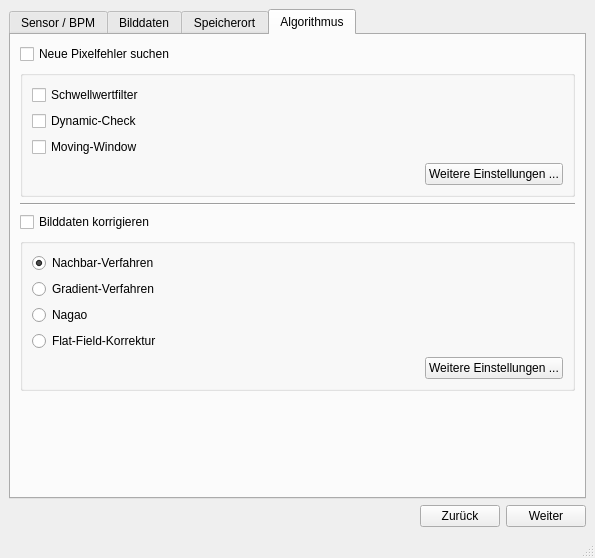
Before: the Qt Designer form badPixelMainWindow.ui in TrandyAndy/Bad-Pixel, drawn with Qt 5.
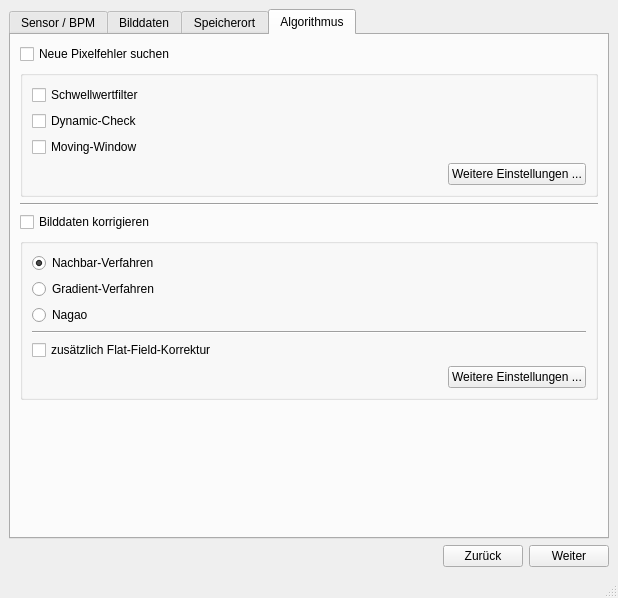
After: the same form once the commit is applied. The open tabs and pages were chosen to show the change.

What changed in the file:
```diff
--- a/badPixelMainWindow.ui
+++ b/badPixelMainWindow.ui
@@ -6,8 +6,8 @@
    <rect>
     <x>0</x>
     <y>0</y>
-    <width>595</width>
-    <height>558</height>
+    <width>618</width>
+    <height>598</height>
    </rect>
   </property>
   <property name="mouseTracking">
@@ -262,36 +262,31 @@
             <property name="title">
              <string/>
             </property>
-            <layout class="QGridLayout" name="gridLayout">
-             <item row="0" column="0">
+            <layout class="QVBoxLayout" name="verticalLayout_8">
+             <item>
               <widget class="QCheckBox" name="checkBox_4">
                <property name="text">
                 <string>Schwellwertfilter</string>
                </property>
               </widget>
              </item>
-             <item row="1" column="0">
+             <item>
               <widget class="QCheckBox" name="checkBox_5">
                <property name="text">
                 <string>Dynamic-Check</string>
                </property>
               </widget>
              </item>
-             <item row="2" column="0">
+             <item>
               <widget class="QCheckBox" name="checkBox_6">
                <property name="text">
                 <string>Moving-Window</string>
                </property>
               </widget>
              </item>
-             <item row="3" column="2">
-              <widget class="QPushButton" name="pushButtonAlgorithmusSuchenEinstellungen">
-               <property name="text">
-                <string>Weitere Einstellungen ...</string>
-               </property>
-              </widget>
-             </item>
-             <item row="3" column="0">
+             <item>
+              <layout class="QHBoxLayout" name="horizontalLayout_9">
+               <item>
               <spacer name="horizontalSpacer_5">
                <property name="orientation">
                 <enum>Qt::Horizontal</enum>
@@ -304,6 +299,15 @@
                </property>
               </spacer>
              </item>
+               <item>
+                <widget class="QPushButton" name="pushButtonAlgorithmusSuchenEinstellungen">
+                 <property name="text">
+                  <string>Weitere Einstellungen ...</string>
+                 </property>
+                </widget>
+               </item>
+              </layout>
+             </item>
             </layout>
            </widget>
           </item>
@@ -326,8 +330,8 @@
             <property name="title">
              <string/>
             </property>
-            <layout class="QGridLayout" name="gridLayout_2">
-             <item row="0" column="0">
+            <layout class="QVBoxLayout" name="verticalLayout_7">
+             <item>
               <widget class="QRadioButton" name="radioButton_9">
                <property name="text">
                 <string>Nachbar-Verfahren</string>
@@ -337,28 +341,37 @@
                </property>
               </widget>
              </item>
-             <item row="1" column="0">
+             <item>
               <widget class="QRadioButton" name="radioButton_10">
                <property name="text">
                 <string>Gradient-Verfahren</string>
                </property>
               </widget>
              </item>
-             <item row="2" column="0">
+             <item>
               <widget class="QRadioButton" name="radioButton_11">
                <property name="text">
                 <string>Nagao</string>
                </property>
               </widget>
              </item>
-             <item row="3" column="0">
-              <widget class="QRadioButton" name="radioButton_12">
+             <item>
+              <widget class="Line" name="line_2">
+               <property name="orientation">
+                <enum>Qt::Horizontal</enum>
+               </property>
+              </widget>
+             </item>
+             <item>
+              <widget class="QCheckBox" name="checkBox">
                <property name="text">
-                <string>Flat-Field-Korrektur</string>
+                <string>zusätzlich Flat-Field-Korrektur</string>
                </property>
               </widget>
              </item>
-             <item row="4" column="0">
+             <item>
+              <layout class="QHBoxLayout" name="horizontalLayout_8">
+               <item>
               <spacer name="horizontalSpacer_2">
                <property name="orientation">
                 <enum>Qt::Horizontal</enum>
@@ -371,7 +384,7 @@
                </property>
               </spacer>
              </item>
-             <item row="4" column="1">
+               <item>
               <widget class="QPushButton" name="pushButtonAlgorithmusKorrigierenEinstellungen">
                <property name="text">
                 <string>Weitere Einstellungen ...</string>
@@ -379,6 +392,8 @@
               </widget>
              </item>
             </layout>
+             </item>
+            </layout>
            </widget>
           </item>
           <item>
```
Left out of the diff: 12 changed lines with no effect on the pictures. Lines whose indentation alone changed are shown as unchanged.
